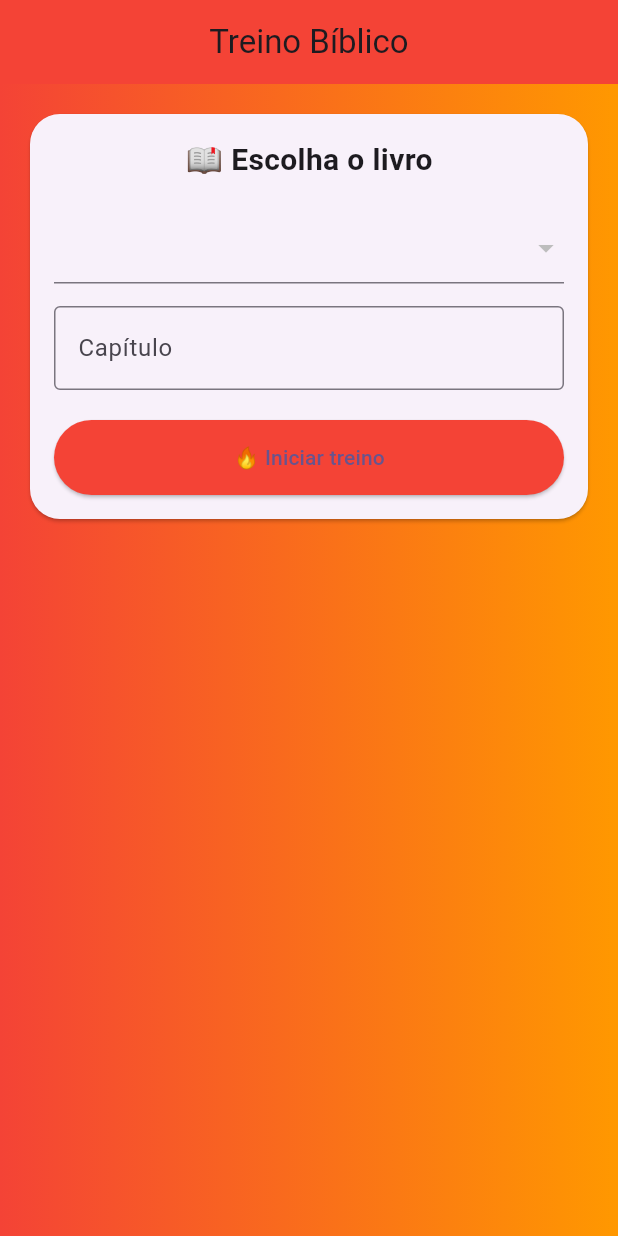
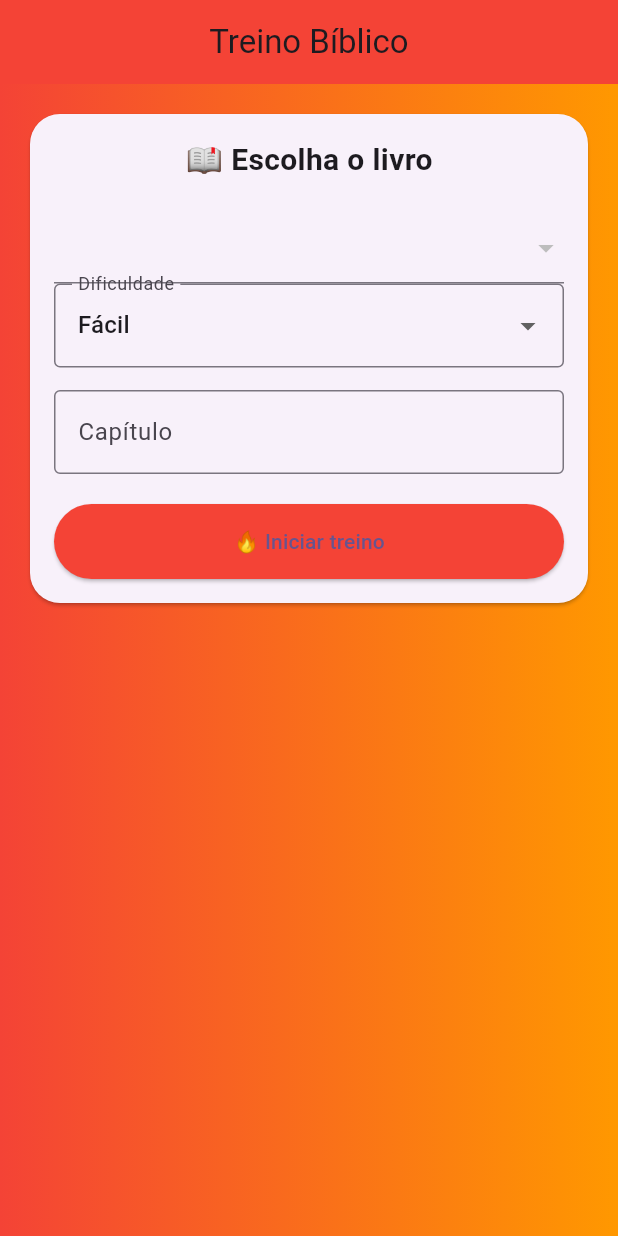
Before and after one commit to Suyannesara/MemBible, a Flutter app: the HomePage screen opened directly, on a phone screen of 412 x 824 dp. Run offline on Flutter 3.47's test engine with Material 3 defaults, Android fonts, the phone set to English and light mode, and no system bars; our stand-ins replace firebase_auth, firebase_core, flutter_dotenv; accounts and stored records are empty; network calls fail.

Commit message:
defines train levels

```diff
--- a/lib/home_page.dart
+++ b/lib/home_page.dart
@@ -12,6 +12,7 @@ class HomePage extends StatefulWidget {
 class _HomePageState extends State<HomePage> {
   List livros = [];
   bool carregando = true;
+  String nivel = "facil";
 
   String? livroSelecionado;
   String capitulo = "1";
@@ -92,6 +93,33 @@ class _HomePageState extends State<HomePage> {
                               },
                             ),
 
+                            DropdownButtonFormField<String>(
+                              value: nivel,
+                              items: const [
+                                DropdownMenuItem(
+                                  value: "facil",
+                                  child: Text("Fácil"),
+                                ),
+                                DropdownMenuItem(
+                                  value: "medio",
+                                  child: Text("Médio"),
+                                ),
+                                DropdownMenuItem(
+                                  value: "dificil",
+                                  child: Text("Difícil"),
+                                ),
+                              ],
+                              onChanged: (value) {
+                                setState(() {
+                                  nivel = value!;
+                                });
+                              },
+                              decoration: const InputDecoration(
+                                labelText: "Dificuldade",
+                                border: OutlineInputBorder(),
+                              ),
+                            ),
+
                             const SizedBox(height: 15),
 
                             TextField(
@@ -115,6 +143,7 @@ class _HomePageState extends State<HomePage> {
                                     builder: (_) => VersiculosPage(
                                       livro: livroSelecionado!,
                                       capitulo: capitulo,
+                                      nivel: nivel,
                                     ),
                                   ),
                                 );
```
Also changed, not shown: lib/versiculos_page.dart (+27 -4 lines).
